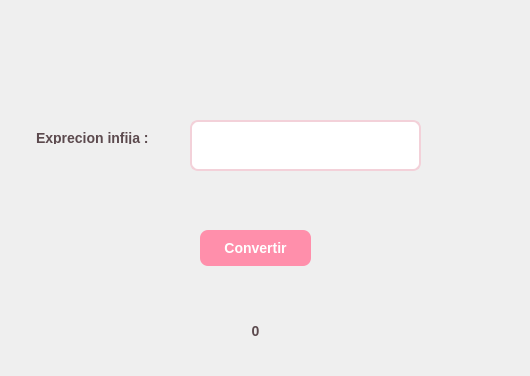
The window that ui/untitled.ui (DulceVerdin/estructuradatos) describes before a commit, drawn with Qt 5.
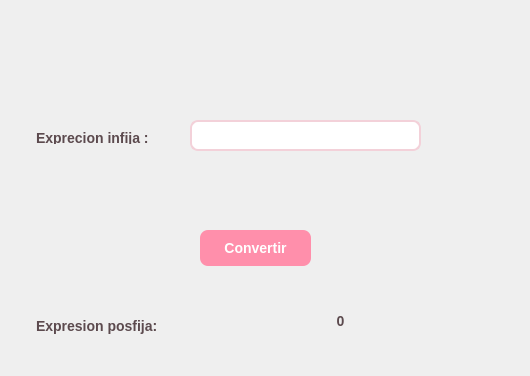
The same window after the commit.

Diff of the .ui file:
```diff
--- a/ui/untitled.ui
+++ b/ui/untitled.ui
@@ -108,7 +108,7 @@
      <x>190</x>
      <y>120</y>
      <width>231</width>
-     <height>51</height>
+     <height>31</height>
     </rect>
    </property>
   </widget>
@@ -128,9 +128,9 @@
   <widget class="QLabel" name="lbl_resultado">
    <property name="geometry">
     <rect>
-     <x>10</x>
-     <y>290</y>
-     <width>491</width>
+     <x>180</x>
+     <y>280</y>
+     <width>321</width>
      <height>81</height>
     </rect>
    </property>
@@ -141,6 +141,19 @@
     <set>Qt::AlignCenter</set>
    </property>
   </widget>
+  <widget class="QLabel" name="label_2">
+   <property name="geometry">
+    <rect>
+     <x>30</x>
+     <y>310</y>
+     <width>131</width>
+     <height>31</height>
+    </rect>
+   </property>
+   <property name="text">
+    <string>Expresion posfija:</string>
+   </property>
+  </widget>
  </widget>
  <resources/>
  <connections/>
```
